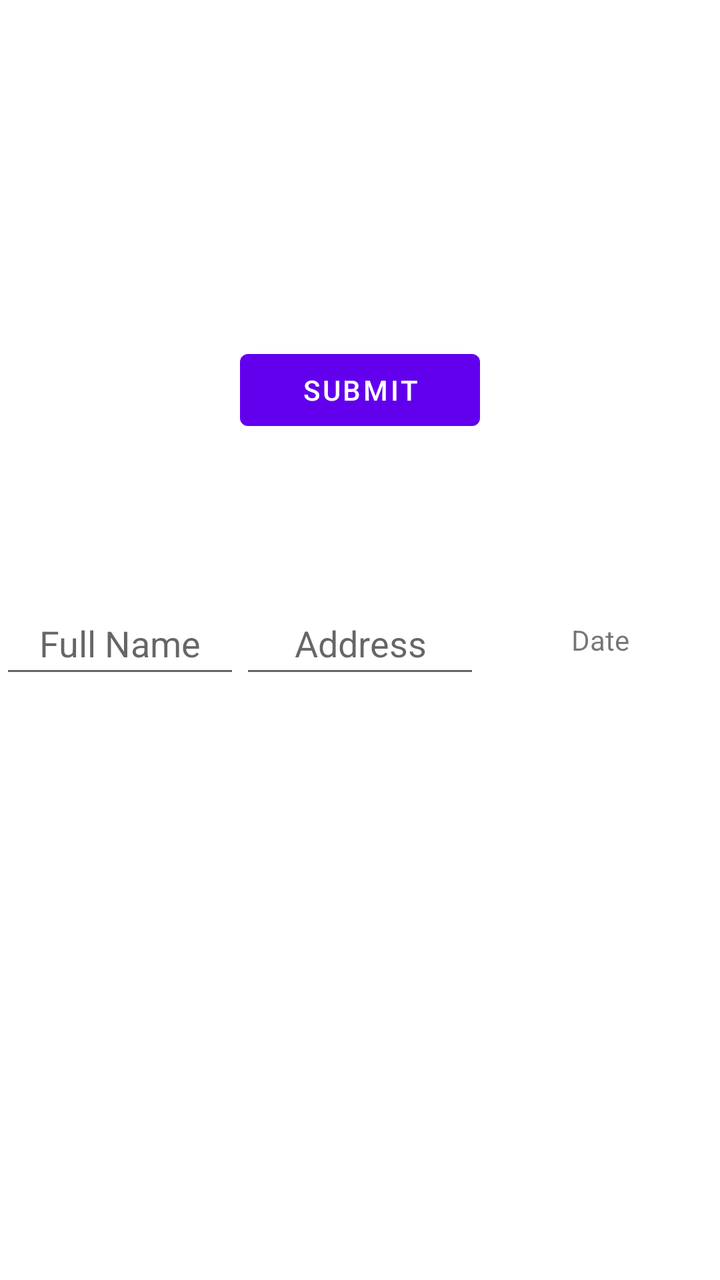
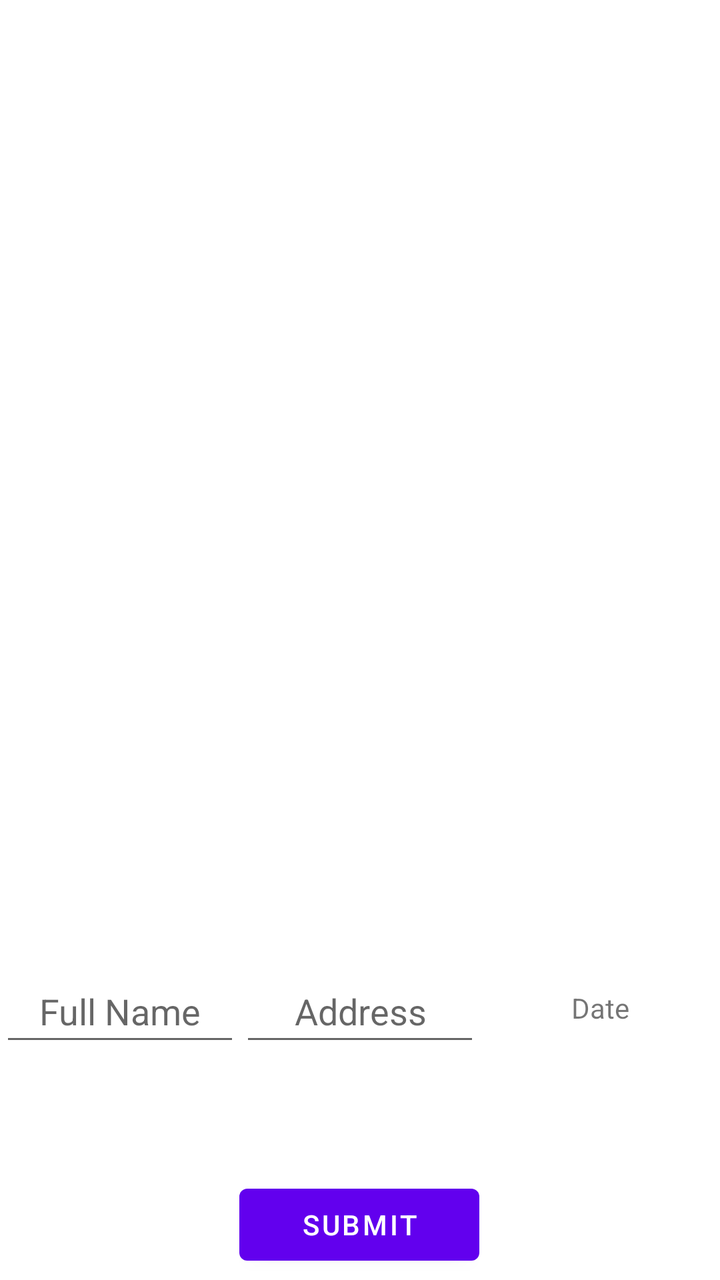

Before-and-after screenshots of an Android layout around one commit, followed by the original layout XML and the change that was made.
<!-- AndroidManifest.xml: application theme Theme.InternetCall -->
<!-- res/layout/popup_row.xml -->
<?xml version="1.0" encoding="utf-8"?>
<androidx.constraintlayout.widget.ConstraintLayout xmlns:android="http://schemas.android.com/apk/res/android"
    xmlns:app="http://schemas.android.com/apk/res-auto"
    xmlns:tools="http://schemas.android.com/tools"
    android:layout_width="match_parent"

    android:layout_height="match_parent">


    <LinearLayout
        android:id="@+id/angie"
        android:layout_width="match_parent"
        android:layout_height="48dp"
        android:orientation="horizontal"
        app:layout_constraintBottom_toBottomOf="parent"
        app:layout_constraintEnd_toEndOf="parent"
        app:layout_constraintStart_toStartOf="parent"
        app:layout_constraintTop_toTopOf="parent">

        <EditText
            android:id="@+id/popupfullname"
            android:layout_width="260dp"
            android:layout_height="match_parent"
            android:layout_weight="1"
            android:ems="10"
            android:gravity="center"
            android:hint="Full Name"
            android:inputType="textPersonName"
            android:minHeight="48dp" />

        <EditText
            android:id="@+id/popupaddress"
            android:layout_width="260dp"
            android:layout_height="match_parent"
            android:layout_weight="1"
            android:ems="10"
            android:gravity="center"
            android:hint="Address"
            android:inputType="textPersonName"
            android:minHeight="48dp" />

        <TextView
            android:id="@+id/popupdate"
            android:layout_width="260dp"
            android:layout_height="match_parent"
            android:layout_weight="1"
            android:gravity="center"
            android:text="Date" />

    </LinearLayout>

    <Button
        android:id="@+id/btnSubmit"
        android:layout_width="120dp"
        android:layout_height="wrap_content"
        android:layout_marginTop="94dp"
        android:baselineAligned="false"
        android:text="Submit"
        app:layout_constraintBottom_toTopOf="@+id/angie"
        app:layout_constraintEnd_toEndOf="parent"
        app:layout_constraintStart_toStartOf="parent"
        app:layout_constraintTop_toTopOf="parent" />

</androidx.constraintlayout.widget.ConstraintLayout>
<!-- resources referenced by this layout -->
<resources>
  <style name="Theme.InternetCall" parent="Theme.MaterialComponents.DayNight.DarkActionBar">
          
          <item name="colorPrimary">@color/purple_500</item>
          <item name="colorPrimaryVariant">@color/purple_700</item>
          <item name="colorOnPrimary">@color/white</item>
          
          <item name="colorSecondary">@color/teal_200</item>
          <item name="colorSecondaryVariant">@color/teal_700</item>
          <item name="colorOnSecondary">@color/black</item>
          
          <item name="android:statusBarColor" tools:targetApi="l">?attr/colorPrimaryVariant</item>
          
      </style>
  <color name="purple_500">#FF6200EE</color>
  <color name="purple_700">#FF3700B3</color>
  <color name="white">#FFFFFFFF</color>
  <color name="teal_200">#FF03DAC5</color>
  <color name="teal_700">#FF018786</color>
  <color name="black">#FF000000</color>
</resources>

<!-- the commit's change to res/layout/popup_row.xml (unified diff, before → after) -->
@@ -4,18 +4,19 @@
     xmlns:tools="http://schemas.android.com/tools"
     android:layout_width="match_parent"
 
-    android:layout_height="match_parent">
+    android:layout_height="160dp">
 
 
     <LinearLayout
         android:id="@+id/angie"
         android:layout_width="match_parent"
         android:layout_height="48dp"
+        android:layout_marginBottom="112dp"
+        android:background="#ffffff"
         android:orientation="horizontal"
         app:layout_constraintBottom_toBottomOf="parent"
         app:layout_constraintEnd_toEndOf="parent"
-        app:layout_constraintStart_toStartOf="parent"
-        app:layout_constraintTop_toTopOf="parent">
+        app:layout_constraintStart_toStartOf="parent">
 
         <EditText
             android:id="@+id/popupfullname"
@@ -53,12 +54,13 @@
         android:id="@+id/btnSubmit"
         android:layout_width="120dp"
         android:layout_height="wrap_content"
-        android:layout_marginTop="94dp"
         android:baselineAligned="false"
         android:text="Submit"
-        app:layout_constraintBottom_toTopOf="@+id/angie"
+        app:layout_constraintBottom_toBottomOf="parent"
         app:layout_constraintEnd_toEndOf="parent"
+        app:layout_constraintHorizontal_bias="0.498"
         app:layout_constraintStart_toStartOf="parent"
-        app:layout_constraintTop_toTopOf="parent" />
+        app:layout_constraintTop_toTopOf="parent"
+        app:layout_constraintVertical_bias="0.994" />
 
 </androidx.constraintlayout.widget.ConstraintLayout>
